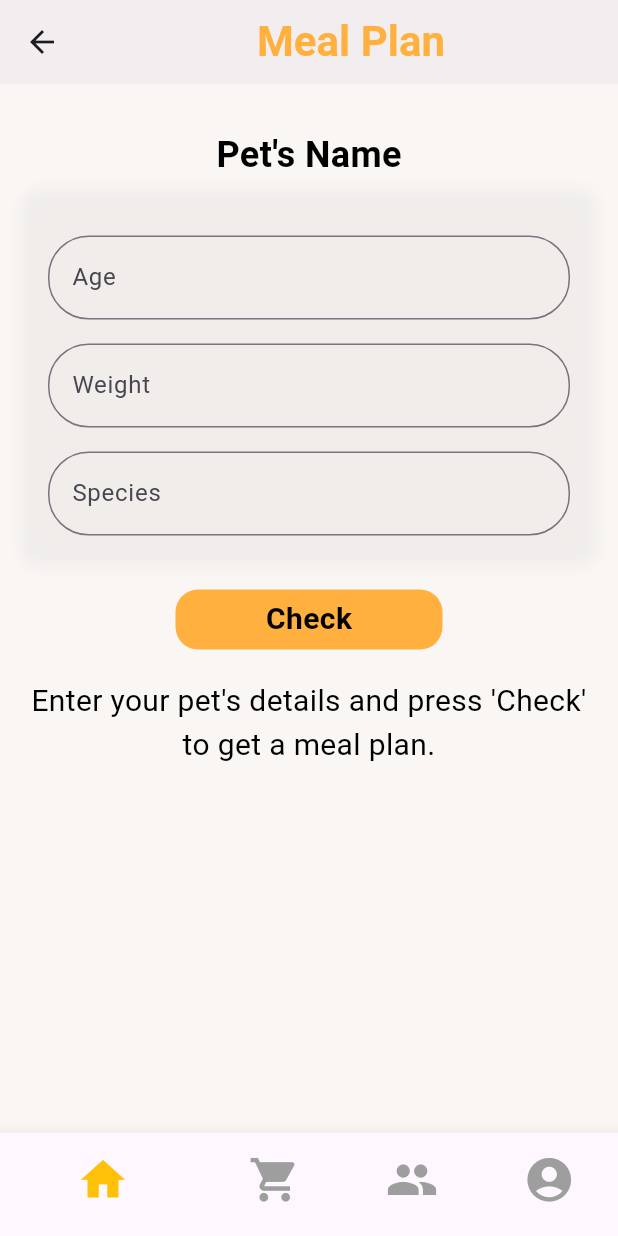
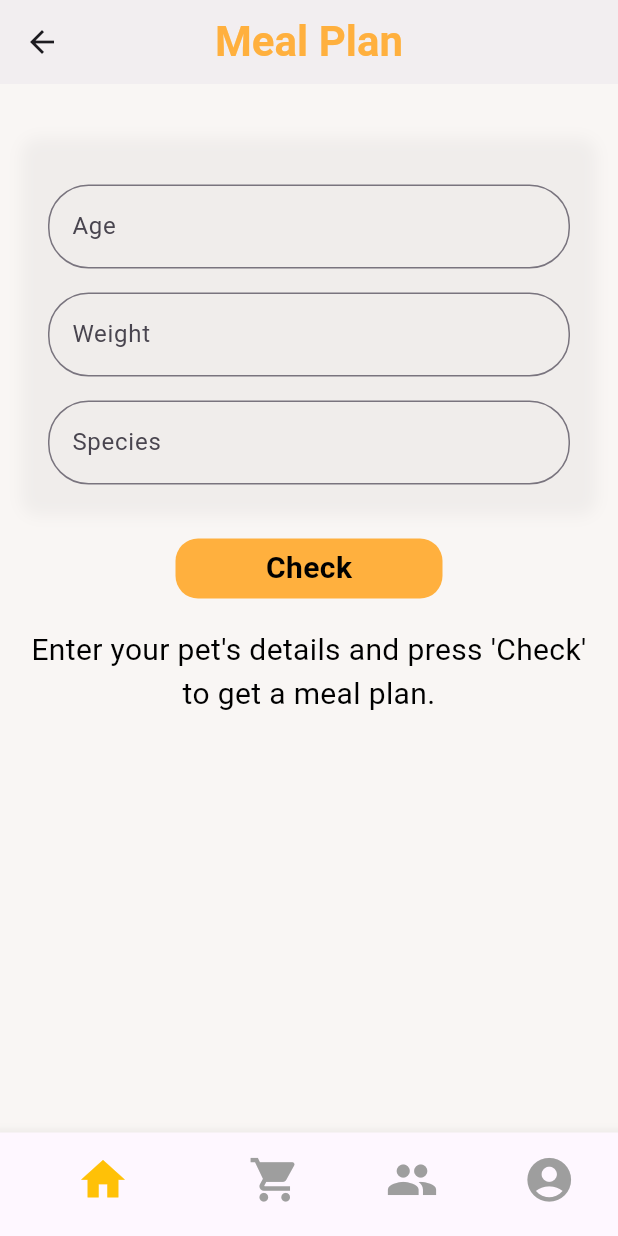
Before and after one commit to D-Binara/project_mini, a Flutter app: the MealPlan screen opened directly, on a phone screen of 412 x 824 dp. Run offline on Flutter 3.47's test engine with Material 3 defaults, Android fonts, the phone set to English and light mode, and no system bars; our stand-ins replace cloud_firestore, file_picker, firebase_auth, firebase_core, google_generative_ai, google_maps_flutter and 1 more; accounts and stored records are empty; Roboto replaces fonts that are missing (CustomFont).

Commit message:
change the si responce styiles

```diff
--- a/Front-End/lib/pages/mealplan_page.dart
+++ b/Front-End/lib/pages/mealplan_page.dart
@@ -4,6 +4,7 @@ import 'package:chat/pages/community.dart';
 import 'package:chat/pages/home_page.dart';
 import 'package:chat/pages/store_page.dart';
 import 'package:chat/pages/userprofile_page.dart';
+import 'package:flutter/widgets.dart';
 
 class MealPlan extends StatefulWidget {
   MealPlan({Key? key}) : super(key: key);
@@ -30,7 +31,8 @@ class _MealPlanState extends State<MealPlan> {
       return;
     }
 
-    final petDetails = "Age: $age years, Weight: $weight kg ";
+    final petDetails =
+        "Age: $age years, Weight: $weight kg, Species: ${_speciesController.text}";
 
     try {
       setState(() {
@@ -41,7 +43,7 @@ class _MealPlanState extends State<MealPlan> {
       final generatedPlan = await geminiService.generateMealPlan(petDetails);
 
       setState(() {
-        _mealPlan = generatedPlan!;
+        _mealPlan = generatedPlan!.replaceAll(RegExp(r'\*\*'), '').trim();
       });
     } catch (e) {
       setState(() {
@@ -56,9 +58,7 @@ class _MealPlanState extends State<MealPlan> {
       backgroundColor: const Color.fromARGB(255, 249, 246, 244),
       extendBodyBehindAppBar: true,
       appBar: AppBar(
-        title: const Align(
-          alignment: Alignment.center,
-          child: Text(
+        title: const Text(
           "Meal Plan",
           style: TextStyle(
             fontWeight: FontWeight.bold,
@@ -67,7 +67,7 @@ class _MealPlanState extends State<MealPlan> {
             fontFamily: 'CustomFont',
           ),
         ),
-        ),
+        centerTitle: true, // Ensures title is centered.
         backgroundColor: Colors.transparent,
         elevation: 1.0,
       ),
@@ -80,18 +80,7 @@ class _MealPlanState extends State<MealPlan> {
               child: Column(
                 crossAxisAlignment: CrossAxisAlignment.start,
                 children: [
-                  const SizedBox(height: 70),
-                  const Center(
-                    child: Text(
-                      "Pet's Name",
-                      style: TextStyle(
-                        fontSize: 24,
-                        fontWeight: FontWeight.bold,
-                        color: Colors.black,
-                      ),
-                    ),
-                  ),
-                  const SizedBox(height: 5),
+                  const SizedBox(height: 75),
                   Container(
                     padding: const EdgeInsets.all(16.0),
                     decoration: BoxDecoration(
```
Lines whose indentation alone changed are shown as unchanged.
